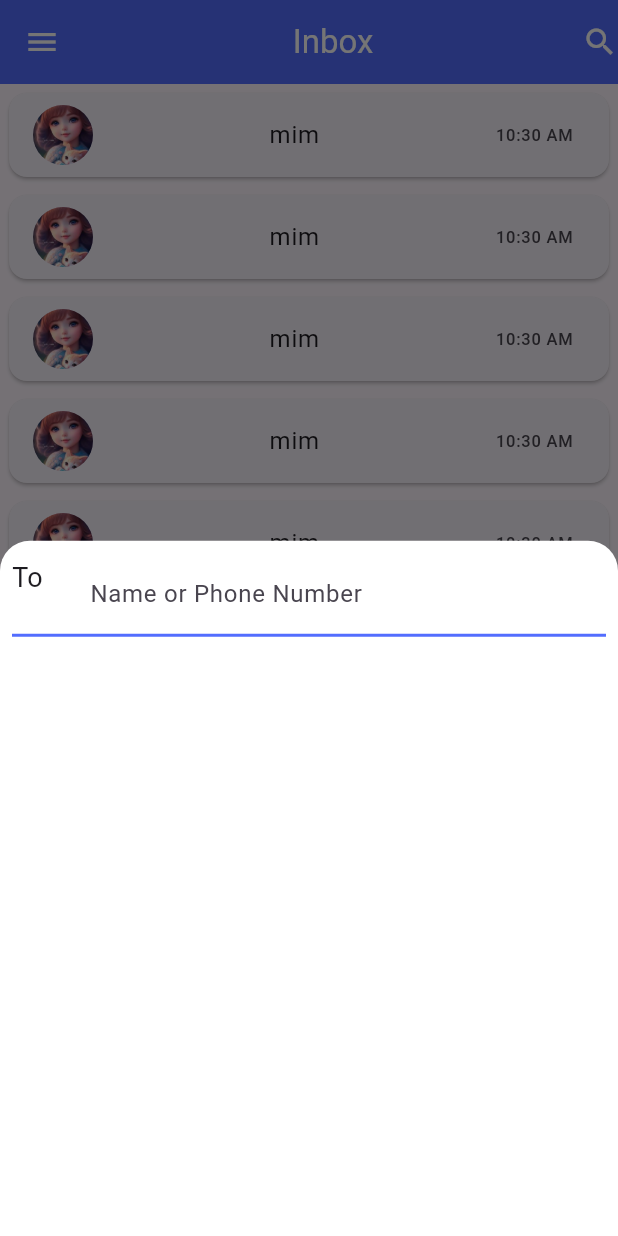
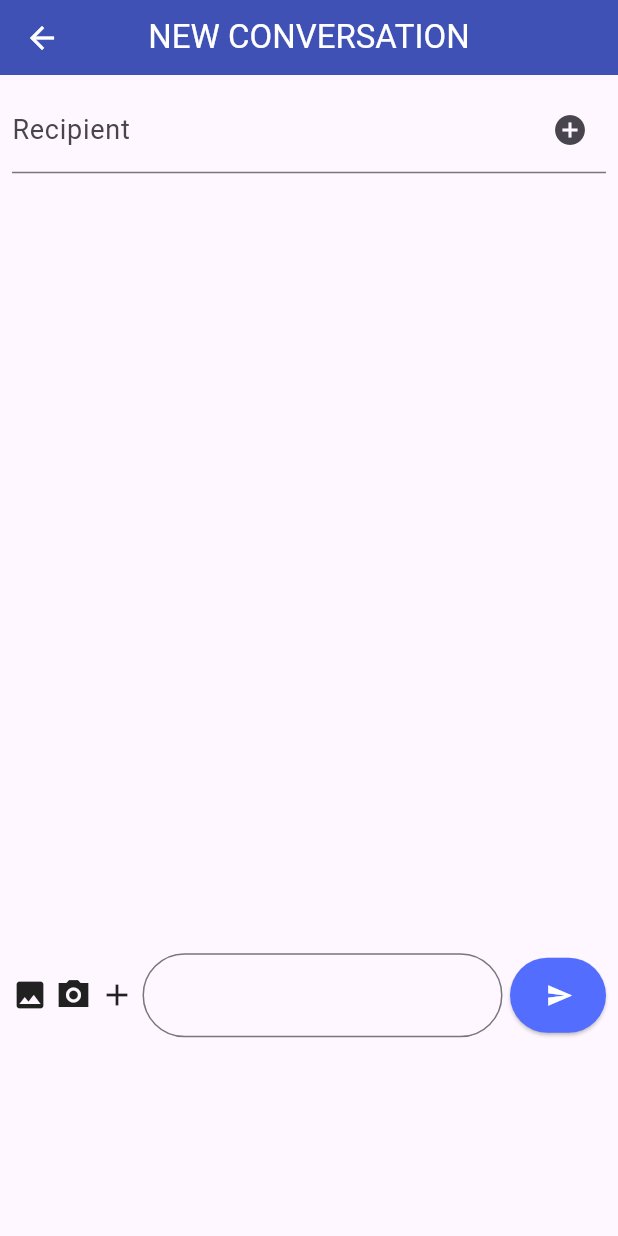
Before and after one commit to mardy-cse/contact_book, a Flutter app: the MessegeScreen screen opened directly, after a tap on the "edit" icon, on a phone screen of 412 x 824 dp. Run offline on Flutter 3.47's test engine with Material 3 defaults, Android fonts, the phone set to English and light mode, and no system bars; our stand-ins replace cloud_firestore, dropdown_search, firebase_core, get; accounts and stored records are empty.

Commit message:
conversation ui, name add ,switch case

```diff
--- a/lib/constant/app_space.dart
+++ b/lib/constant/app_space.dart
@@ -16,6 +16,9 @@ class AppSpace {
   static const height30 = SizedBox(
     height: 30,
   );
+  static const height520 = SizedBox(
+    height: 520,
+  );
   static const width50 = SizedBox(
     width: 50,
   );
--- a/lib/constant/text_constant.dart
+++ b/lib/constant/text_constant.dart
@@ -40,8 +40,9 @@ mixin HomeIcon {
 mixin MessegeText {
   static const title = 'Inbox';
   static const prefixTo = 'To';
-  static const labelText = 'Name or Phone Number';
+  static const labelText = 'Recipient';
+  static const newConversation = 'New Conversation';
 }
 mixin MessegeIcon {
-  static const messegeicon = 'assets/icon/contacts/images.jpeg';
+  static const suffixIcon = 'To';
 }
--- a/lib/features/home/presentation/screen/home_screen.dart
+++ b/lib/features/home/presentation/screen/home_screen.dart
@@ -124,18 +124,32 @@ class HomeScreen extends StatelessWidget {
                 appName: appName[index],
                 onTap: () {
                   ///We can also perform it using switch case
-                  if (appName[index] == 'Contact') {
+                  switch (appName[index]) {
+                    case 'Contact':
                       Navigator.push(
                           context,
                           MaterialPageRoute(
                               builder: (context) => MyContactScreen()));
-                  } else {}
-                  if (appName[index] == 'Message') {
+                    case 'Message':
                       Navigator.push(
                           context,
                           MaterialPageRoute(
                               builder: (context) => MessegeScreen()));
-                  } else {}
+                  }
+
+                  ///if-else
+                  // if (appName[index] == 'Contact') {
+                  //   Navigator.push(
+                  //       context,
+                  //       MaterialPageRoute(
+                  //           builder: (context) => MyContactScreen()));
+                  // }
+                  // else if (appName[index] == 'Message') {
+                  //   Navigator.push(
+                  //       context,
+                  //       MaterialPageRoute(
+                  //           builder: (context) => MessegeScreen()));
+                  // } else {}
                 },
                 // backgroundImage: HomeIcon.homeBackground,
               );
--- a/lib/features/messege/presentation/screen/messege_screen.dart
+++ b/lib/features/messege/presentation/screen/messege_screen.dart
@@ -2,37 +2,39 @@ import 'package:contact_book/constant/text_constant.dart';
 import 'package:flutter/material.dart';
 import 'package:get/get.dart';
 import 'package:intl/intl.dart';
-import '../widget/messege_bottomsheet_widget.dart';
+
+import '../../../../constant/widget/custom_appbar_widget.dart';
 import '../widget/messege_listview_widget.dart';
+import '../widget/new_conversation_widget.dart';
 
 class MessegeScreen extends StatelessWidget {
   List<String> msgIcon = [
-    'assets/icon/contacts/images.jpeg',
-    'assets/icon/contacts/images.jpeg',
-    'assets/icon/contacts/images.jpeg',
-    'assets/icon/contacts/images.jpeg',
-    'assets/icon/contacts/images.jpeg',
-    'assets/icon/contacts/images.jpeg',
-    'assets/icon/contacts/images.jpeg',
-    'assets/icon/contacts/images.jpeg',
-    'assets/icon/contacts/images.jpeg',
-    'assets/icon/contacts/images.jpeg',
-    'assets/icon/contacts/images.jpeg',
-    'assets/icon/contacts/images.jpeg',
+    'assets/icon/contacts/person (2).png',
+    'assets/icon/contacts/person (2).png',
+    'assets/icon/contacts/person (2).png',
+    'assets/icon/contacts/person (2).png',
+    'assets/icon/contacts/person (2).png',
+    'assets/icon/contacts/person (2).png',
+    'assets/icon/contacts/person (2).png',
+    'assets/icon/contacts/person (2).png',
+    'assets/icon/contacts/person (2).png',
+    'assets/icon/contacts/person (2).png',
+    'assets/icon/contacts/person (2).png',
+    'assets/icon/contacts/person (2).png',
   ];
   List<String> name = [
     'mim',
-    'mim',
-    'mim',
-    'mim',
-    'mim',
-    'mim',
-    'mim',
-    'mim',
-    'mim',
-    'mim',
-    'mim',
-    'mim',
+    'minal',
+    'mahi',
+    'aysha',
+    'abrar',
+    'roja',
+    'riya',
+    'ripa',
+    'nafu',
+    'susmi',
+    'sajid',
+    'romij',
   ];
 
   List<DateTime> time = [
@@ -66,40 +68,54 @@ class MessegeScreen extends StatelessWidget {
   @override
   Widget build(BuildContext context) {
     return Scaffold(
-      appBar: AppBar(
-        backgroundColor: Colors.indigoAccent,
-        leading: DrawerButton(
-          color: Colors.white,
-        ),
-        title: Center(
-          child: Text(
-            MessegeText.title,
-            style: TextStyle(color: Colors.white),
-          ),
-        ),
-        actions: [
-          Icon(
-            Icons.search,
-            color: Colors.white,
-          ),
-        ],
+      appBar: CustomAppbarWidget(
+        appBarTitle: MessegeText.title,
       ),
+      // AppBar(
+      //   backgroundColor: Colors.indigoAccent,
+      //   leading: DrawerButton(
+      //     color: Colors.white,
+      //   ),
+      //   title: Center(
+      //     child: Text(
+      //       MessegeText.title,
+      //       style: TextStyle(color: Colors.white),
+      //     ),
+      //   ),
+      //   actions: [
+      //     Icon(
+      //       Icons.search,
+      //       color: Colors.white,
+      //     ),
+      //   ],
+      // ),
       body: ListView.builder(
         itemCount: name.length,
         itemBuilder: (context, index) {
           String formattedTime = DateFormat('hh:mm a').format(time[index]);
-          return MessegeListviewWidget(
-            msgIcon: msgIcon[index],
-            name: name[index],
-            time: formattedTime,
+          return GestureDetector(
+            onTap: () {
+              Get.to(
+                NewConversationWidget(
+                  name: name[index],
+                ),
+              );
+            },
+            child: MessegeListviewWidget(
+              msgIcon: msgIcon[index],
+              name: name[index],
+              time: formattedTime,
+            ),
           );
         },
       ),
       floatingActionButton: FloatingActionButton(
         backgroundColor: Colors.indigo,
         onPressed: () {
-          Get.bottomSheet(
-            const MessegeBottomsheetWidget(),
+          Get.to(
+            NewConversationWidget(
+              name: '',
+            ),
           );
         },
         child: const Icon(
--- a/lib/features/messege/presentation/widget/messege_bottomsheet_widget.dart
+++ /dev/null
@@ -1,46 +0,0 @@
-import 'package:contact_book/constant/text_constant.dart';
-import 'package:flutter/material.dart';
-
-class MessegeBottomsheetWidget extends StatelessWidget {
-  // String name;
-  const MessegeBottomsheetWidget({super.key});
-
-  @override
-  Widget build(BuildContext context) {
-    TextEditingController msgcontroler = TextEditingController();
-    double height = MediaQuery.of(context).size.height;
-    double width = MediaQuery.of(context).size.width;
-    return Container(
-      height: height * 1,
-      width: double.infinity,
-      decoration: const BoxDecoration(
-          color: Colors.white,
-          borderRadius: BorderRadius.only(
-              topRight: Radius.circular(20), topLeft: Radius.circular(20))),
-      child: Padding(
-        padding: const EdgeInsets.all(8.0),
-        child: Column(
-          children: [
-            TextField(
-              controller: msgcontroler,
-              decoration: InputDecoration(
-                enabledBorder: UnderlineInputBorder(
-                  borderSide: BorderSide(
-                    color: Colors.indigoAccent,
-                    width: 2,
-                  ),
-                ),
-                // suffix: Text(MessegeText.prefixTo),
-                prefixIcon: Text(
-                  MessegeText.prefixTo,
-                  style: TextStyle(fontSize: 18),
-                ),
-                labelText: MessegeText.labelText,
-              ),
-            ),
-          ],
-        ),
-      ),
-    );
-  }
-}
--- /dev/null
+++ b/lib/features/messege/presentation/widget/new_conversation_widget.dart
@@ -0,0 +1,114 @@
+import 'package:contact_book/constant/text_constant.dart';
+import 'package:flutter/material.dart';
+
+import '../../../../constant/app_space.dart';
+import '../../../../constant/widget/custom_appbar_widget.dart';
+
+class NewConversationWidget extends StatelessWidget {
+  String name;
+
+  NewConversationWidget({super.key, required this.name});
+
+  @override
+  Widget build(BuildContext context) {
+    TextEditingController msgcontroler = TextEditingController(text: name);
+    // double height = MediaQuery.of(context).size.height;
+    // double width = MediaQuery.of(context).size.width;
+    return Scaffold(
+      appBar: CustomAppbarWidget(
+        appBarTitle: MessegeText.newConversation,
+      ),
+      body: SingleChildScrollView(
+        child: Padding(
+          padding: const EdgeInsets.all(8.0),
+          child: Column(
+            children: [
+              TextField(
+                controller: msgcontroler,
+                decoration: InputDecoration(
+                  suffixIcon: Icon(Icons.add_circle),
+                  labelText: MessegeText.labelText,
+                  labelStyle: TextStyle(
+                    fontSize: 18,
+                  ),
+                ),
+              ),
+              AppSpace.height520,
+              Row(
+                children: [
+                  Icon(Icons.photo),
+                  AppSpace.width5,
+                  Icon(Icons.camera_alt_sharp),
+                  AppSpace.width5,
+                  Icon(Icons.add),
+                  AppSpace.width5,
+                  Expanded(
+                    child: TextField(
+                      decoration: InputDecoration(
+                        border: OutlineInputBorder(
+                          borderSide: BorderSide(width: 2),
+                          borderRadius: BorderRadius.all(Radius.circular(30)),
+                        ),
+                      ),
+                    ),
+                  ),
+                  AppSpace.width5,
+                  ElevatedButton(
+                      style: ElevatedButton.styleFrom(
+                        backgroundColor: Colors.indigoAccent,
+                        fixedSize: const Size(25, 50),
+                        // fixedSize: const Size(35, 55), // Updated button size
+                      ),
+                      // style: ButtonStyle(
+                      //
+                      //     shape: WidgetStatePropertyAll(CircleBorder(
+                      //         side: BorderSide(
+                      //   width: 2,
+                      //   color: Colors.white54,
+                      // )))),
+                      onPressed: () {},
+                      child: Icon(
+                        Icons.send,
+                        color: Colors.white,
+                      )),
+                ],
+              ),
+            ],
+          ),
+        ),
+      ),
+    );
+    //   Container(
+    //   height: height * 1,
+    //   width: double.infinity,
+    //   decoration: const BoxDecoration(
+    //       color: Colors.white,
+    //       borderRadius: BorderRadius.only(
+    //           topRight: Radius.circular(20), topLeft: Radius.circular(20))),
+    //   child: Padding(
+    //     padding: const EdgeInsets.all(8.0),
+    //     child: Column(
+    //       children: [
+    //         TextField(
+    //           controller: msgcontroler,
+    //           decoration: InputDecoration(
+    //             enabledBorder: UnderlineInputBorder(
+    //               borderSide: BorderSide(
+    //                 color: Colors.indigoAccent,
+    //                 width: 2,
+    //               ),
+    //             ),
+    //             // suffix: Text(MessegeText.prefixTo),
+    //             prefixIcon: Text(
+    //               MessegeText.prefixTo,
+    //               style: TextStyle(fontSize: 18),
+    //             ),
+    //             labelText: MessegeText.labelText,
+    //           ),
+    //         ),
+    //       ],
+    //     ),
+    //   ),
+    // );
+  }
+}
```
Lines whose indentation alone changed are shown as unchanged.
